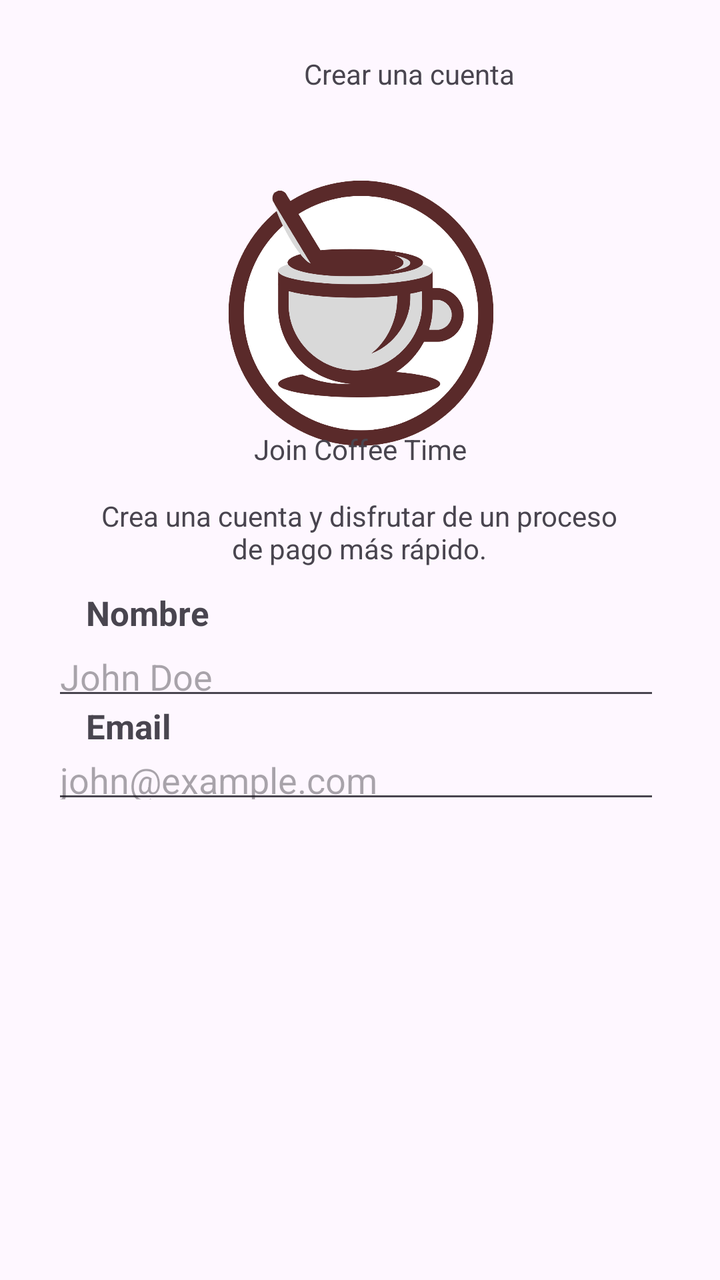
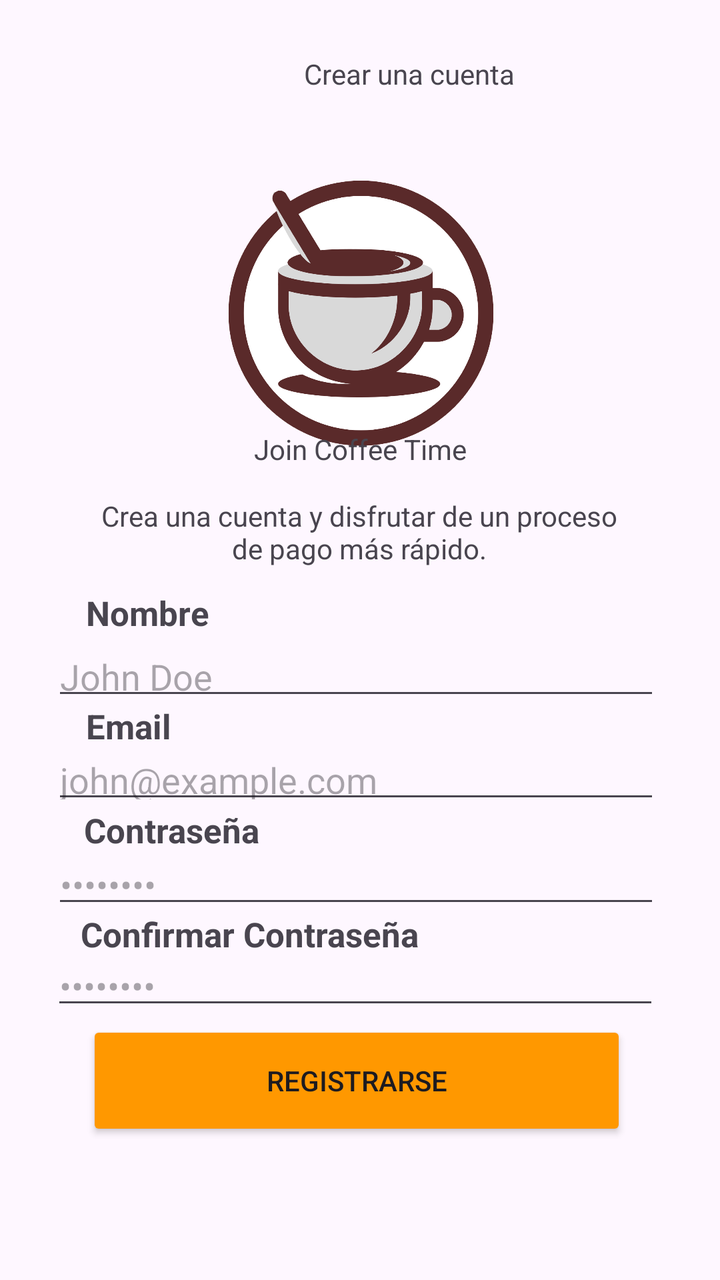

An Android layout rendered at two revisions. The XML below is the earlier revision; the diff shows what the commit changed to produce the second picture.
<!-- AndroidManifest.xml: application theme Theme.Cafeteria -->
<!-- res/layout/activity_tercera.xml -->
<?xml version="1.0" encoding="utf-8"?>
<androidx.constraintlayout.widget.ConstraintLayout xmlns:android="http://schemas.android.com/apk/res/android"
    xmlns:app="http://schemas.android.com/apk/res-auto"
    xmlns:tools="http://schemas.android.com/tools"
    android:id="@+id/main"
    android:layout_width="match_parent"
    android:layout_height="match_parent"
    tools:context=".TerceraActivity">

    <ImageView
        android:id="@+id/imageViewlogo"
        android:layout_width="269dp"
        android:layout_height="266dp"
        android:layout_marginStart="130dp"
        android:layout_marginTop="32dp"
        android:layout_marginEnd="131dp"
        android:src="@drawable/logo_coffe"
        app:layout_constraintEnd_toEndOf="parent"
        app:layout_constraintHorizontal_bias="0.495"
        app:layout_constraintStart_toStartOf="parent"
        app:layout_constraintTop_toTopOf="parent" />

    <TextView
        android:id="@+id/cuentacrear"
        android:layout_width="wrap_content"
        android:layout_height="wrap_content"
        android:layout_marginStart="152dp"
        android:layout_marginEnd="153dp"
        android:text="Crear una cuenta"
        app:layout_constraintBottom_toBottomOf="parent"
        app:layout_constraintEnd_toEndOf="parent"
        app:layout_constraintHorizontal_bias="0.0"
        app:layout_constraintStart_toStartOf="parent"
        app:layout_constraintTop_toTopOf="parent"
        app:layout_constraintVertical_bias="0.044" />

    <TextView
        android:id="@+id/jointesx"
        android:layout_width="wrap_content"
        android:layout_height="wrap_content"
        android:text="Join Coffee Time"
        app:layout_constraintBottom_toBottomOf="parent"
        app:layout_constraintEnd_toEndOf="parent"
        app:layout_constraintStart_toStartOf="parent"
        app:layout_constraintTop_toTopOf="parent"
        app:layout_constraintVertical_bias="0.346" />

    <TextView
        android:id="@+id/textocreacuenta"
        android:layout_width="260dp"
        android:layout_height="76dp"
        android:gravity="center"
        android:text="Crea una cuenta y disfrutar de un proceso de pago más rápido."
        app:layout_constraintBottom_toBottomOf="parent"
        app:layout_constraintEnd_toEndOf="parent"
        app:layout_constraintHorizontal_bias="0.496"
        app:layout_constraintStart_toStartOf="parent"
        app:layout_constraintTop_toTopOf="parent"
        app:layout_constraintVertical_bias="0.404" />

    <TextView
        android:id="@+id/nombretex"
        android:layout_width="wrap_content"
        android:layout_height="wrap_content"
        android:text="Nombre"
        android:textSize="17sp"
        android:textStyle="bold"
        app:layout_constraintBottom_toBottomOf="parent"
        app:layout_constraintEnd_toEndOf="parent"
        app:layout_constraintHorizontal_bias="0.144"
        app:layout_constraintStart_toStartOf="parent"
        app:layout_constraintTop_toTopOf="parent"
        app:layout_constraintVertical_bias="0.478" />

    <EditText
        android:id="@+id/ingrenombre"
        android:layout_width="304dp"
        android:layout_height="39dp"
        android:hint="John Doe"
        android:inputType="text"
        app:layout_constraintBottom_toBottomOf="parent"
        app:layout_constraintEnd_toEndOf="parent"
        app:layout_constraintHorizontal_bias="0.467"
        app:layout_constraintStart_toStartOf="parent"
        app:layout_constraintTop_toTopOf="parent"
        app:layout_constraintVertical_bias="0.526" />

    <TextView
        android:id="@+id/Email3"
        android:layout_width="85dp"
        android:layout_height="21dp"
        android:layout_marginStart="7dp"
        android:text="Email"
        android:textSize="17sp"
        android:textStyle="bold"
        app:layout_constraintBottom_toBottomOf="parent"
        app:layout_constraintEnd_toEndOf="parent"
        app:layout_constraintHorizontal_bias="0.134"
        app:layout_constraintStart_toStartOf="parent"
        app:layout_constraintTop_toTopOf="parent"
        app:layout_constraintVertical_bias="0.568" />

    <EditText
        android:id="@+id/ingremail"
        android:layout_width="304dp"
        android:layout_height="39dp"
        android:hint="john@example.com"
        android:inputType="text"
        app:layout_constraintBottom_toBottomOf="parent"
        app:layout_constraintEnd_toEndOf="parent"
        app:layout_constraintHorizontal_bias="0.467"
        app:layout_constraintStart_toStartOf="parent"
        app:layout_constraintTop_toTopOf="parent"
        app:layout_constraintVertical_bias="0.612" />

</androidx.constraintlayout.widget.ConstraintLayout>
<!-- resources referenced by this layout -->
<resources>
  <!-- drawable logo_coffe: png bitmap (drawable, 106600 bytes) -->
  <style name="Theme.Cafeteria" parent="Base.Theme.Cafeteria" />
  <style name="Base.Theme.Cafeteria" parent="Theme.Material3.DayNight.NoActionBar">
          
          
      </style>
</resources>

<!-- the commit's change to res/layout/activity_tercera.xml (unified diff, before → after) -->
@@ -113,4 +113,77 @@
         app:layout_constraintTop_toTopOf="parent"
         app:layout_constraintVertical_bias="0.612" />
 
+    <TextView
+        android:id="@+id/contastex"
+        android:layout_width="92dp"
+        android:layout_height="21dp"
+        android:layout_marginStart="7dp"
+        android:text="Contraseña"
+        android:textSize="17sp"
+        android:textStyle="bold"
+        app:layout_constraintBottom_toBottomOf="parent"
+        app:layout_constraintEnd_toEndOf="parent"
+        app:layout_constraintHorizontal_bias="0.134"
+        app:layout_constraintStart_toStartOf="parent"
+        app:layout_constraintTop_toTopOf="parent"
+        app:layout_constraintVertical_bias="0.652" />
+
+
+    <EditText
+        android:id="@+id/ingrcontas"
+        android:layout_width="304dp"
+        android:layout_height="39dp"
+        android:hint="••••••••"
+        android:inputType="text"
+        app:layout_constraintBottom_toBottomOf="parent"
+        app:layout_constraintEnd_toEndOf="parent"
+        app:layout_constraintHorizontal_bias="0.457"
+        app:layout_constraintStart_toStartOf="parent"
+        app:layout_constraintTop_toTopOf="parent"
+        app:layout_constraintVertical_bias="0.783" />
+
+    <TextView
+        android:id="@+id/confircontraseñs"
+        android:layout_width="178dp"
+        android:layout_height="19dp"
+        android:layout_marginStart="7dp"
+        android:text="Confirmar Contraseña"
+        android:textSize="17sp"
+        android:textStyle="bold"
+        app:layout_constraintBottom_toBottomOf="parent"
+        app:layout_constraintEnd_toEndOf="parent"
+        app:layout_constraintHorizontal_bias="0.19"
+        app:layout_constraintStart_toStartOf="parent"
+        app:layout_constraintTop_toTopOf="parent"
+        app:layout_constraintVertical_bias="0.734" />
+
+    <EditText
+        android:id="@+id/confircontas"
+        android:layout_width="304dp"
+        android:layout_height="39dp"
+        android:hint="••••••••"
+        android:inputType="text"
+        app:layout_constraintBottom_toBottomOf="parent"
+        app:layout_constraintEnd_toEndOf="parent"
+        app:layout_constraintHorizontal_bias="0.467"
+        app:layout_constraintStart_toStartOf="parent"
+        app:layout_constraintTop_toTopOf="parent"
+        app:layout_constraintVertical_bias="0.699" />
+
+
+    <Button
+        android:id="@+id/register"
+        android:layout_width="270dp"
+        android:layout_height="60dp"
+        android:layout_marginStart="9dp"
+        android:backgroundTint="#FF9800"
+        android:text="Registrarse"
+        app:layout_constraintBottom_toBottomOf="parent"
+        app:layout_constraintEnd_toEndOf="parent"
+        app:layout_constraintHorizontal_bias="0.424"
+        app:layout_constraintStart_toStartOf="parent"
+        app:layout_constraintTop_toTopOf="parent"
+        app:layout_constraintVertical_bias="0.88" />
+
+
 </androidx.constraintlayout.widget.ConstraintLayout>
